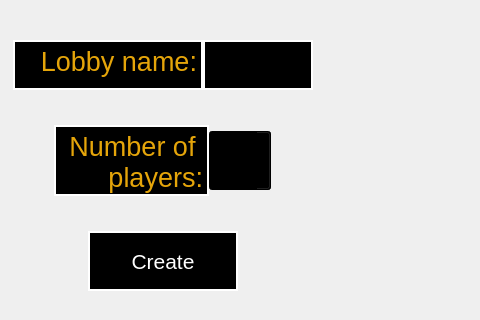
mateozorzi/practice-sdd, file client/Lobby/createlobby.ui: the form before one commit; both pictures show x 333 to 813 and y 219 to 539 of the 1006 by 727 pixel window.
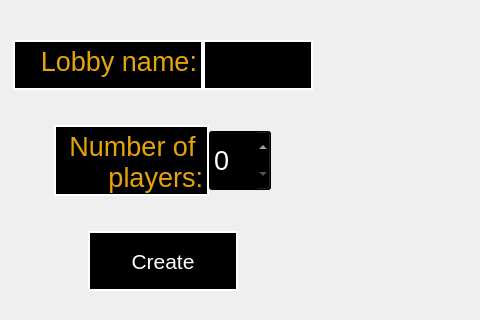
The form after the commit. Icons and pictures are not drawn.

The edit to the form file:
```diff
--- a/client/Lobby/createlobby.ui
+++ b/client/Lobby/createlobby.ui
@@ -258,7 +258,8 @@
           </font>
          </property>
          <property name="styleSheet">
-          <string notr="true">background-color: rgb(0, 0, 0);
+          <string notr="true">color: rgb(255, 255, 255);
+background-color: rgb(0, 0, 0);
 </string>
          </property>
         </widget>
```
